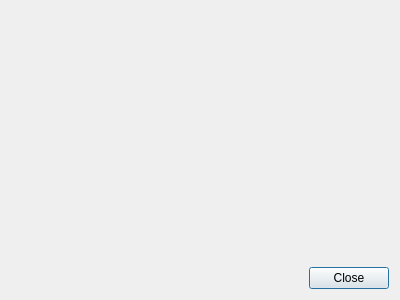
Old version of the form dialogshowimage.ui in the repository horsicq/archive_widget.
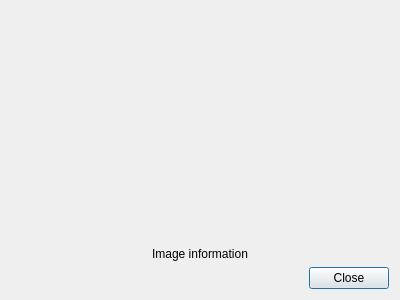
New version of the form.

```diff
--- a/dialogshowimage.ui
+++ b/dialogshowimage.ui
@@ -33,6 +33,16 @@
      </property>
     </widget>
    </item>
+   <item>
+    <widget class="QLabel" name="labelInfo">
+     <property name="text">
+      <string>Image information</string>
+     </property>
+     <property name="alignment">
+      <set>Qt::AlignCenter</set>
+     </property>
+    </widget>
+   </item>
    <item>
     <layout class="QHBoxLayout" name="horizontalLayout">
      <item>
```
